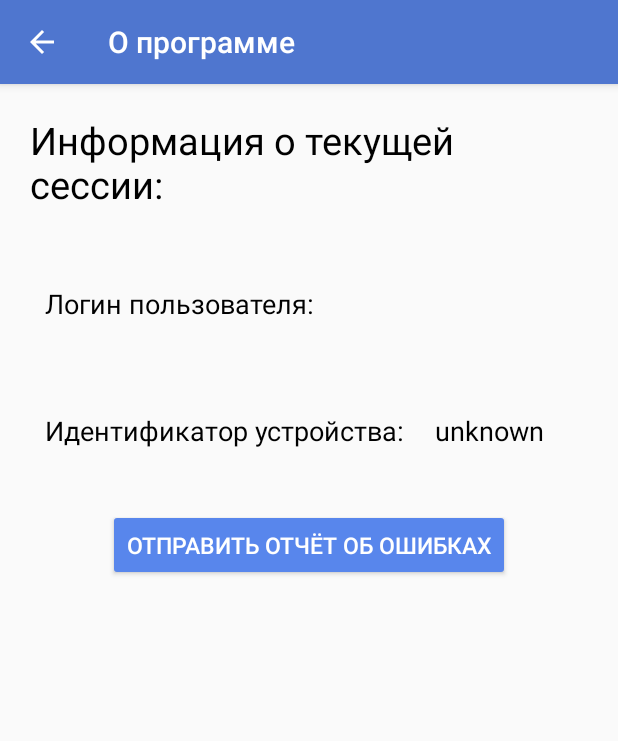
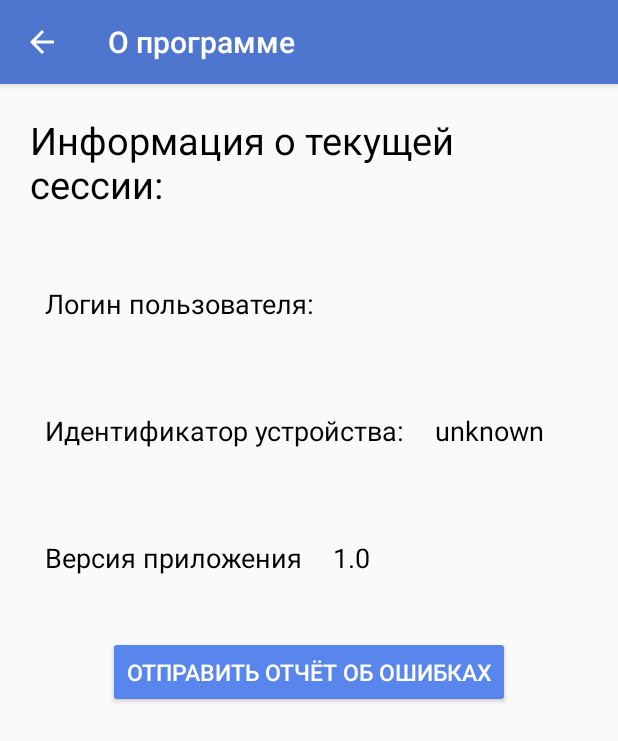
Before and after one commit to Sertarus/InformationSupport, an Android app: the ProfileActivity screen opened directly, with no data from a screen before it, on a phone screen of 412 x 824 dp. Shown: the top 741 px of the screen. Run offline under Robolectric (Android 15) with nearby library versions, the phone set to English and light mode, and no system bars; 1 statement that could not run was skipped.

Commit message:
Version in profile added

```diff
--- a/app/src/main/java/com/application/informationsupport/ProfileActivity.kt
+++ b/app/src/main/java/com/application/informationsupport/ProfileActivity.kt
@@ -5,6 +5,7 @@ import android.os.Bundle
 import android.view.MenuItem
 import android.widget.Button
 import android.widget.TextView
+import kotlinx.android.synthetic.main.activity_profile.*
 
 class ProfileActivity : AppCompatActivity() {
 
@@ -14,12 +15,14 @@ class ProfileActivity : AppCompatActivity() {
         supportActionBar!!.setDisplayHomeAsUpEnabled(true)
         val loginTV = findViewById<TextView>(R.id.loginTV)
         val deviceIDTV = findViewById<TextView>(R.id.deviceIDTV)
+        val appVersionTV = findViewById<TextView>(R.id.versionTV)
         val sendErrorInfoButton = findViewById<Button>(R.id.errorInfoButton)
 
         val userName = intent.getStringExtra("name")!!
         title = "О программе"
         loginTV.text = userName
         deviceIDTV.text = android.os.Build.SERIAL
+        versionTV.text = BuildConfig.VERSION_NAME
     }
 
     override fun onOptionsItemSelected(item: MenuItem): Boolean {
--- a/app/src/main/res/layout/activity_profile.xml
+++ b/app/src/main/res/layout/activity_profile.xml
@@ -65,6 +65,31 @@
 
     </LinearLayout>
 
+    <LinearLayout
+        android:layout_width="match_parent"
+        android:layout_height="wrap_content"
+        android:orientation="horizontal"
+        android:padding="20dp">
+
+        <TextView
+            android:layout_width="wrap_content"
+            android:layout_height="wrap_content"
+            android:padding="10dp"
+            android:text="@string/InfoVersionTV"
+            android:textColor="@color/black"
+            android:textSize="18sp" />
+
+        <TextView
+            android:id="@+id/versionTV"
+            android:layout_width="wrap_content"
+            android:layout_height="wrap_content"
+            android:padding="10dp"
+            android:text="@string/Version"
+            android:textColor="@color/black"
+            android:textSize="18sp" />
+
+    </LinearLayout>
+
 
     <Button
         android:id="@+id/errorInfoButton"
--- a/app/src/main/res/values/strings.xml
+++ b/app/src/main/res/values/strings.xml
@@ -57,4 +57,6 @@
     <string name="district">Район</string>
     <string name="service">Служба</string>
     <string name="addDate">Дата добавления</string>
+    <string name="InfoVersionTV">Версия приложения</string>
+    <string name="Version">Версия</string>
 </resources>
```
